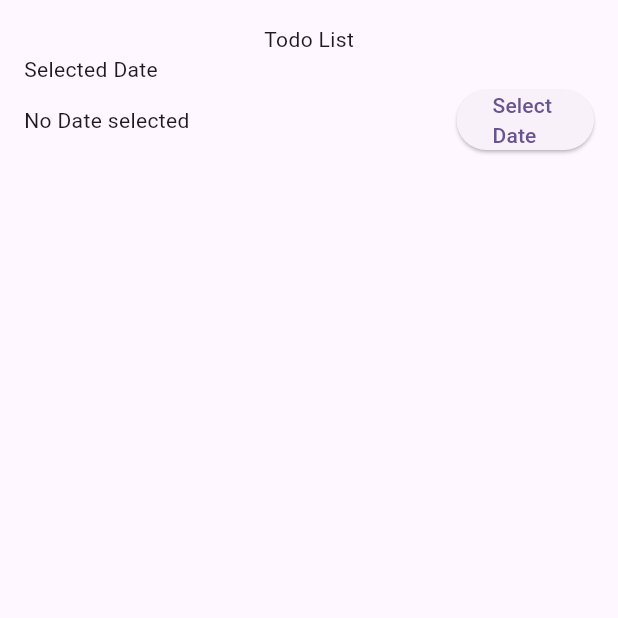
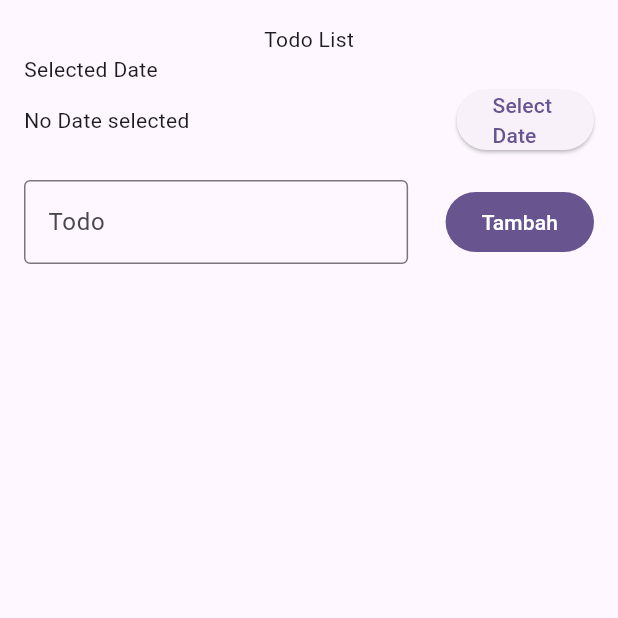
Before and after one commit to iffa28/092_TodoBloc, a Flutter app: the TodoPage screen opened directly, on a phone screen of 412 x 824 dp, the top half of it. Run offline on Flutter 3.47's test engine with Material 3 defaults, Android fonts, the phone set to English and light mode, and no system bars; our stand-ins replace bloc, flutter_bloc.

Commit message:
add: menambahkan form input todo dan button tambah  yang mengirim event itu ke bloc

```diff
--- a/lib/presentation/todo_page.dart
+++ b/lib/presentation/todo_page.dart
@@ -61,6 +61,47 @@ class TodoPage extends StatelessWidget {
               ),
               SizedBox(height: 16),
 
+              Form(
+                key: _key,
+                child: Row(
+                  children: [
+                    Expanded(
+                      child: TextFormField(
+                        controller: _controller,
+                        decoration: InputDecoration(
+                          labelText: 'Todo',
+                          border: OutlineInputBorder(),
+                        ),
+                        validator: (value) {
+                          if (value == null || value.isEmpty) {
+                            return 'Please enter a todo';
+                          }
+                          return null;
+                        },
+                      ),
+                    ),
+                    SizedBox(width: 25),
+                    FilledButton(
+                      onPressed: () {
+                        if (_key.currentState!.validate()) {
+                          final selectedDate = context.read<TodoBloc>().state;  // mengambil data terbaru dari bloc
+                          if (selectedDate is TodoLoaded) {   //kalau data nya sudah ke load
+                            context.read<TodoBloc>().add(    //mengirim event baru yaitu todoEventBloc ke block
+                              TodoEventAdd(
+                                title: _controller.text,
+                                date: selectedDate.selectedDate!,
+                              ),
+                            );
+                            _controller.clear();
+                            selectedDate.selectedDate = null;   //setelah submit akan kosong lagi
+                          }
+                        }
+                      },
+                      child: Text('Tambah'),
+                    ),
+                  ],
+                ),
+              ),
 
             ],
           ),
```
